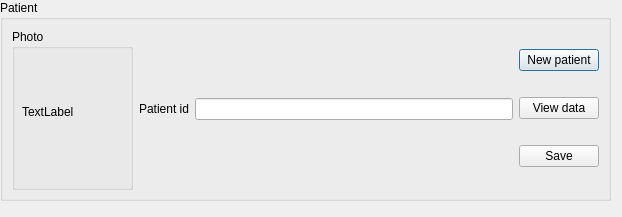
Before: the Qt Designer form patient_select.ui in marchanero/Artemis, drawn with Qt 5.
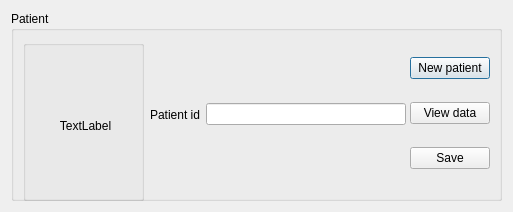
After: the same form once the commit is applied.

```diff
--- a/patient_select.ui
+++ b/patient_select.ui
@@ -6,22 +6,28 @@
    <rect>
     <x>0</x>
     <y>0</y>
-    <width>622</width>
-    <height>217</height>
+    <width>513</width>
+    <height>212</height>
    </rect>
   </property>
+  <property name="minimumSize">
+   <size>
+    <width>513</width>
+    <height>212</height>
+   </size>
+  </property>
+  <property name="maximumSize">
+   <size>
+    <width>513</width>
+    <height>212</height>
+   </size>
+  </property>
   <property name="windowTitle">
    <string>Dialog</string>
   </property>
+  <layout class="QGridLayout" name="gridLayout_3">
+   <item row="0" column="0">
   <widget class="QGroupBox" name="groupBox_2">
-   <property name="geometry">
-    <rect>
-     <x>0</x>
-     <y>0</y>
-     <width>611</width>
-     <height>201</height>
-    </rect>
-   </property>
    <property name="sizePolicy">
     <sizepolicy hsizetype="Expanding" vsizetype="Expanding">
      <horstretch>0</horstretch>
@@ -47,25 +53,43 @@
        </size>
       </property>
       <property name="title">
-       <string>Photo</string>
-      </property>
-      <widget class="QLabel" name="therapist_image_label">
-       <property name="geometry">
-        <rect>
-         <x>10</x>
-         <y>15</y>
-         <width>91</width>
-         <height>136</height>
-        </rect>
+         <string/>
+        </property>
+        <layout class="QGridLayout" name="gridLayout_2">
+         <item row="0" column="0">
+          <widget class="QLabel" name="patient_image_label">
+           <property name="minimumSize">
+            <size>
+             <width>101</width>
+             <height>141</height>
+            </size>
        </property>
        <property name="text">
         <string>TextLabel</string>
        </property>
-      </widget>
+           <property name="alignment">
+            <set>Qt::AlignCenter</set>
+           </property>
+          </widget>
+         </item>
+        </layout>
      </widget>
     </item>
     <item row="0" column="1">
      <layout class="QHBoxLayout" name="horizontalLayout">
+        <item>
+         <spacer name="horizontalSpacer">
+          <property name="orientation">
+           <enum>Qt::Horizontal</enum>
+          </property>
+          <property name="sizeHint" stdset="0">
+           <size>
+            <width>40</width>
+            <height>20</height>
+           </size>
+          </property>
+         </spacer>
+        </item>
       <item>
        <widget class="QLabel" name="label_8">
         <property name="text">
@@ -86,6 +110,19 @@
         </property>
        </widget>
       </item>
+        <item>
+         <spacer name="horizontalSpacer_2">
+          <property name="orientation">
+           <enum>Qt::Horizontal</enum>
+          </property>
+          <property name="sizeHint" stdset="0">
+           <size>
+            <width>40</width>
+            <height>20</height>
+           </size>
+          </property>
+         </spacer>
+        </item>
      </layout>
     </item>
     <item row="0" column="2">
@@ -115,6 +152,8 @@
     </item>
    </layout>
   </widget>
+   </item>
+  </layout>
  </widget>
  <resources/>
  <connections/>
```
Lines whose indentation alone changed are shown as unchanged.
